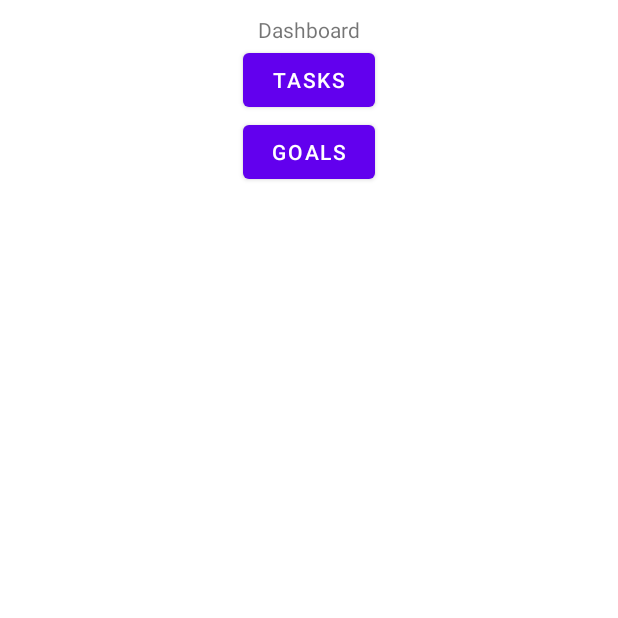
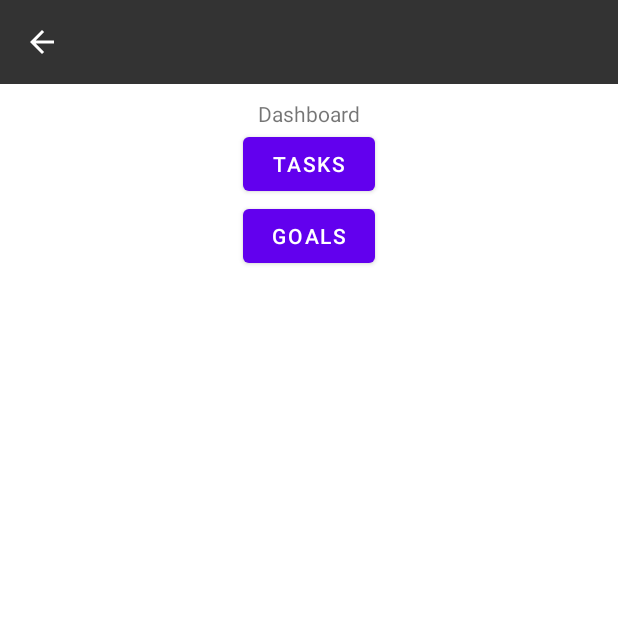
Before and after one commit to f4irline/task-scheduler, an Android app: the screen it shows after launch (MainActivity), on a phone screen of 412 x 824 dp, the top half of it. Run offline under Robolectric (Android 15) with nearby library versions, the phone set to English and light mode, and no system bars.

Commit message:
Add base activity which has a toolbar which every other activity extends from.

```diff
--- a/app/build.gradle
+++ b/app/build.gradle
@@ -28,7 +28,7 @@ dependencies {
     implementation 'com.google.android.material:material:1.0.0-beta01'
     implementation 'com.google.android.material:material:1.0.0'
 
-    def room_version = "2.1.0-alpha06"
+    def room_version = "2.1.0-alpha04"
     implementation "androidx.room:room-runtime:$room_version"
     annotationProcessor "androidx.room:room-compiler:$room_version" // For Kotlin use kapt instead of annotationProcessor
     testImplementation "androidx.room:room-testing:$room_version"
--- a/app/src/main/java/com/github/f4irline/taskscheduler/BaseActivity.java
+++ b/app/src/main/java/com/github/f4irline/taskscheduler/BaseActivity.java
@@ -0,0 +1,39 @@
+package com.github.f4irline.taskscheduler;
+
+import android.os.Bundle;
+import android.widget.FrameLayout;
+import android.widget.ImageButton;
+import android.widget.TextView;
+
+import androidx.appcompat.app.AppCompatActivity;
+import androidx.coordinatorlayout.widget.CoordinatorLayout;
+
+public class BaseActivity extends AppCompatActivity {
+
+    @Override
+    public void onCreate(Bundle savedInstanceState) {
+        super.onCreate(savedInstanceState);
+    }
+
+    ImageButton backButton;
+    TextView screenTitle;
+
+    @Override
+    public void setContentView(final int layoutResId) {
+        CoordinatorLayout coordinatorLayout = (CoordinatorLayout) getLayoutInflater().inflate(R.layout.activity_base, null);
+        FrameLayout activityContainer = (FrameLayout) coordinatorLayout.findViewById(R.id.layout_container);
+        backButton = coordinatorLayout.findViewById(R.id.image_back_button);
+        screenTitle = coordinatorLayout.findViewById(R.id.text_screen_title);
+
+        getLayoutInflater().inflate(layoutResId, activityContainer, true);
+        super.setContentView(coordinatorLayout);
+    }
+
+    public void setScreenTitle(String title) {
+        this.screenTitle.setText(title);
+    }
+
+    public ImageButton getBackButton() {
+        return this.backButton;
+    }
+}
--- a/app/src/main/java/com/github/f4irline/taskscheduler/Goals/Goal.java
+++ b/app/src/main/java/com/github/f4irline/taskscheduler/Goals/Goal.java
@@ -1,7 +1,10 @@
 package com.github.f4irline.taskscheduler.Goals;
+
+import com.github.f4irline.taskscheduler.Tasks.Task;
 
 import java.io.Serializable;
 
+import androidx.annotation.Nullable;
 import androidx.room.ColumnInfo;
 import androidx.room.Entity;
 import androidx.room.PrimaryKey;
@@ -14,19 +17,27 @@ public class Goal implements Serializable {
     @ColumnInfo(name = "goal")
     public String goal;
 
-    @ColumnInfo(name = "time")
-    public float time;
+    @ColumnInfo(name = "goal_time")
+    public float goalTime;
 
-    public Goal(String goal, float time) {
+    @ColumnInfo(name = "goal_done")
+    public float goalDone;
+
+    public Goal(String goal, float goalTime) {
         this.goal = goal;
-        this.time = time;
+        this.goalTime = goalTime;
+        this.goalDone = 0;
     }
 
     public String getGoal() {
         return this.goal;
     }
 
-    public float getTime() {
-        return this.time;
+    public int getGoalId() { return this.goalId; }
+
+    public float getGoalTime() {
+        return this.goalTime;
     }
+
+    public float getGoalDone() { return this.goalDone; }
 }
--- a/app/src/main/java/com/github/f4irline/taskscheduler/Goals/GoalDatabase.java
+++ b/app/src/main/java/com/github/f4irline/taskscheduler/Goals/GoalDatabase.java
@@ -9,7 +9,7 @@ import androidx.room.Room;
 import androidx.room.RoomDatabase;
 import androidx.sqlite.db.SupportSQLiteDatabase;
 
-@Database(entities = {Goal.class}, version = 1)
+@Database(entities = {Goal.class}, version = 1, exportSchema = false)
 public abstract class GoalDatabase extends RoomDatabase {
     public abstract GoalDao goalDao();
 
--- a/app/src/main/java/com/github/f4irline/taskscheduler/Goals/GoalsAdapter.java
+++ b/app/src/main/java/com/github/f4irline/taskscheduler/Goals/GoalsAdapter.java
@@ -53,7 +53,7 @@ public class GoalsAdapter extends RecyclerView.Adapter<GoalsAdapter.ViewHolder>
         if (goals != null) {
             final Goal goal = goals.get(i);
             viewHolder.goalText.setText(goal.goal);
-            viewHolder.timeText.setText(String.valueOf(goal.time));
+            viewHolder.timeText.setText(String.valueOf(goal.goalTime));
             viewHolder.removeButton.setOnClickListener(new View.OnClickListener() {
                @Override
                public void onClick(View v) {
--- a/app/src/main/java/com/github/f4irline/taskscheduler/MainActivity.java
+++ b/app/src/main/java/com/github/f4irline/taskscheduler/MainActivity.java
@@ -1,17 +1,16 @@
 package com.github.f4irline.taskscheduler;
 
 import android.content.Intent;
-import androidx.appcompat.app.AppCompatActivity;
 import android.os.Bundle;
 import android.view.View;
 
 import com.github.f4irline.taskscheduler.Goals.GoalsActivity;
 import com.github.f4irline.taskscheduler.Tasks.TasksActivity;
 
-public class MainActivity extends AppCompatActivity {
+public class MainActivity extends BaseActivity {
 
     @Override
-    protected void onCreate(Bundle savedInstanceState) {
+    public void onCreate(Bundle savedInstanceState) {
         super.onCreate(savedInstanceState);
         setContentView(R.layout.activity_main);
     }
--- a/app/src/main/java/com/github/f4irline/taskscheduler/Tasks/Task.java
+++ b/app/src/main/java/com/github/f4irline/taskscheduler/Tasks/Task.java
@@ -2,6 +2,7 @@ package com.github.f4irline.taskscheduler.Tasks;
 
 import java.io.Serializable;
 
+import androidx.annotation.Nullable;
 import androidx.room.ColumnInfo;
 import androidx.room.Entity;
 import androidx.room.PrimaryKey;
@@ -22,4 +23,6 @@ public class Task implements Serializable {
     public String getTask() {
         return this.task;
     }
+
+    public int getTaskId() { return this.taskId; }
 }
--- a/app/src/main/java/com/github/f4irline/taskscheduler/Tasks/TaskDao.java
+++ b/app/src/main/java/com/github/f4irline/taskscheduler/Tasks/TaskDao.java
@@ -1,6 +1,4 @@
 package com.github.f4irline.taskscheduler.Tasks;
-
-import com.github.f4irline.taskscheduler.Goals.Goal;
 
 import java.util.List;
 
--- a/app/src/main/java/com/github/f4irline/taskscheduler/Tasks/TaskDatabase.java
+++ b/app/src/main/java/com/github/f4irline/taskscheduler/Tasks/TaskDatabase.java
@@ -2,8 +2,6 @@ package com.github.f4irline.taskscheduler.Tasks;
 
 import android.content.Context;
 import android.os.AsyncTask;
-
-import com.github.f4irline.taskscheduler.Tasks.Task;
 
 import androidx.annotation.NonNull;
 import androidx.room.Database;
@@ -11,7 +9,7 @@ import androidx.room.Room;
 import androidx.room.RoomDatabase;
 import androidx.sqlite.db.SupportSQLiteDatabase;
 
-@Database(entities = {Task.class}, version = 1)
+@Database(entities = {Task.class}, version = 1, exportSchema = false)
 public abstract class TaskDatabase extends RoomDatabase {
     public abstract TaskDao taskDao();
 
--- /dev/null
+++ b/app/src/main/res/drawable/ic_add_24dp.xml
@@ -0,0 +1,5 @@
+<vector android:height="24dp" android:tint="#FFFFFF"
+    android:viewportHeight="24.0" android:viewportWidth="24.0"
+    android:width="24dp" xmlns:android="http://schemas.android.com/apk/res/android">
+    <path android:fillColor="#FF000000" android:pathData="M19,13h-6v6h-2v-6H5v-2h6V5h2v6h6v2z"/>
+</vector>
--- /dev/null
+++ b/app/src/main/res/drawable/ic_arrow_back_black_24dp.xml
@@ -0,0 +1,5 @@
+<vector android:height="24dp" android:tint="#FFFFFF"
+    android:viewportHeight="24.0" android:viewportWidth="24.0"
+    android:width="24dp" xmlns:android="http://schemas.android.com/apk/res/android">
+    <path android:fillColor="#FF000000" android:pathData="M20,11H7.83l5.59,-5.59L12,4l-8,8 8,8 1.41,-1.41L7.83,13H20v-2z"/>
+</vector>
--- /dev/null
+++ b/app/src/main/res/layout/activity_base.xml
@@ -0,0 +1,34 @@
+<?xml version="1.0" encoding="utf-8"?>
+<androidx.coordinatorlayout.widget.CoordinatorLayout xmlns:android="http://schemas.android.com/apk/res/android"
+    android:layout_width="match_parent"
+    android:layout_height="match_parent"
+    xmlns:app="http://schemas.android.com/apk/res-auto">
+
+    <LinearLayout
+        android:layout_width="match_parent"
+        android:layout_height="match_parent"
+        android:orientation="vertical">
+
+        <androidx.appcompat.widget.Toolbar
+            app:contentInsetEnd="0dp"
+            app:contentInsetLeft="0dp"
+            app:contentInsetRight="0dp"
+            app:contentInsetStart="0dp"
+            android:layout_width="match_parent"
+            android:layout_height="56dp"
+            android:background="@color/colorPrimary"
+            android:contentInsetEnd="0dp"
+            android:contentInsetLeft="0dp"
+            android:contentInsetRight="0dp"
+            android:contentInsetStart="0dp">
+
+            <include layout="@layout/layout_toolbar" />
+        </androidx.appcompat.widget.Toolbar>
+
+        <FrameLayout
+            android:id="@+id/layout_container"
+            android:layout_width="match_parent"
+            android:layout_height="match_parent" />
+    </LinearLayout>
+
+</androidx.coordinatorlayout.widget.CoordinatorLayout>
--- a/app/src/main/res/layout/activity_main.xml
+++ b/app/src/main/res/layout/activity_main.xml
@@ -1,4 +1,9 @@
 <?xml version="1.0" encoding="utf-8"?>
+<!--<androidx.coordinatorlayout.widget.CoordinatorLayout
+    xmlns:android="http://schemas.android.com/apk/res/android"
+    xmlns:app="http://schemas.android.com/apk/res-auto"
+    android:layout_width="match_parent"
+    android:layout_height="match_parent"> -->
     <RelativeLayout xmlns:android="http://schemas.android.com/apk/res/android"
         xmlns:app="http://schemas.android.com/apk/res-auto"
         xmlns:tools="http://schemas.android.com/tools"
@@ -34,3 +39,13 @@
             android:text="Goals" />
 
     </RelativeLayout>
+
+<!--    <com.google.android.material.floatingactionbutton.FloatingActionButton
+        android:id="@+id/floating_action_button"
+        style="@style/Widget.MaterialComponents.FloatingActionButton"
+        android:layout_width="wrap_content"
+        android:layout_height="wrap_content"
+        android:layout_gravity="bottom|right"
+        android:layout_margin="16dp"
+        app:srcCompat="@drawable/ic_add_24dp"/>
+</androidx.coordinatorlayout.widget.CoordinatorLayout> -->
--- /dev/null
+++ b/app/src/main/res/layout/layout_toolbar.xml
@@ -0,0 +1,26 @@
+<?xml version="1.0" encoding="utf-8"?>
+<RelativeLayout xmlns:android="http://schemas.android.com/apk/res/android"
+    xmlns:tools="http://schemas.android.com/tools"
+    android:layout_width="match_parent"
+    android:layout_height="match_parent"
+    android:background="#333333">
+
+    <ImageButton
+        android:id="@+id/image_back_button"
+        android:layout_width="wrap_content"
+        android:layout_height="wrap_content"
+        android:layout_centerVertical="true"
+        android:layout_marginStart="16dp"
+        android:background="@android:color/transparent"
+        android:src="@drawable/ic_arrow_back_black_24dp" />
+
+    <TextView
+        android:id="@+id/text_screen_title"
+        android:layout_width="wrap_content"
+        android:layout_height="wrap_content"
+        android:layout_centerVertical="true"
+        android:layout_marginStart="24dp"
+        android:layout_toEndOf="@id/image_back_button"
+        android:textSize="20sp"
+        tools:text="Screen Title" />
+</RelativeLayout>
--- a/build.gradle
+++ b/build.gradle
@@ -4,6 +4,7 @@ buildscript {
     repositories {
         google()
         jcenter()
+        maven { url "https://kotlin.bintray.com/kotlinx/" }
 
     }
     dependencies {
@@ -18,7 +19,7 @@ allprojects {
     repositories {
         google()
         jcenter()
-
+        maven { url "https://kotlin.bintray.com/kotlinx/" }
     }
 }
 
```
Lines whose indentation alone changed are shown as unchanged.
